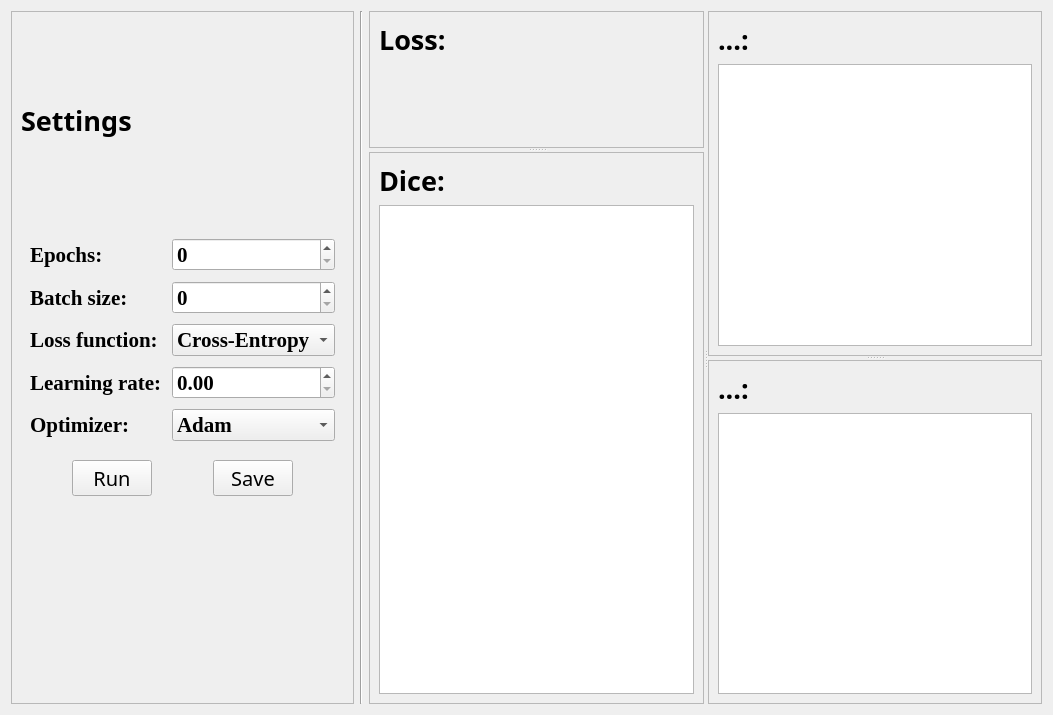
The window that projectFiles/UI/static/trainTab.ui (kaoxing/seg) describes before a commit, drawn with Qt 5.
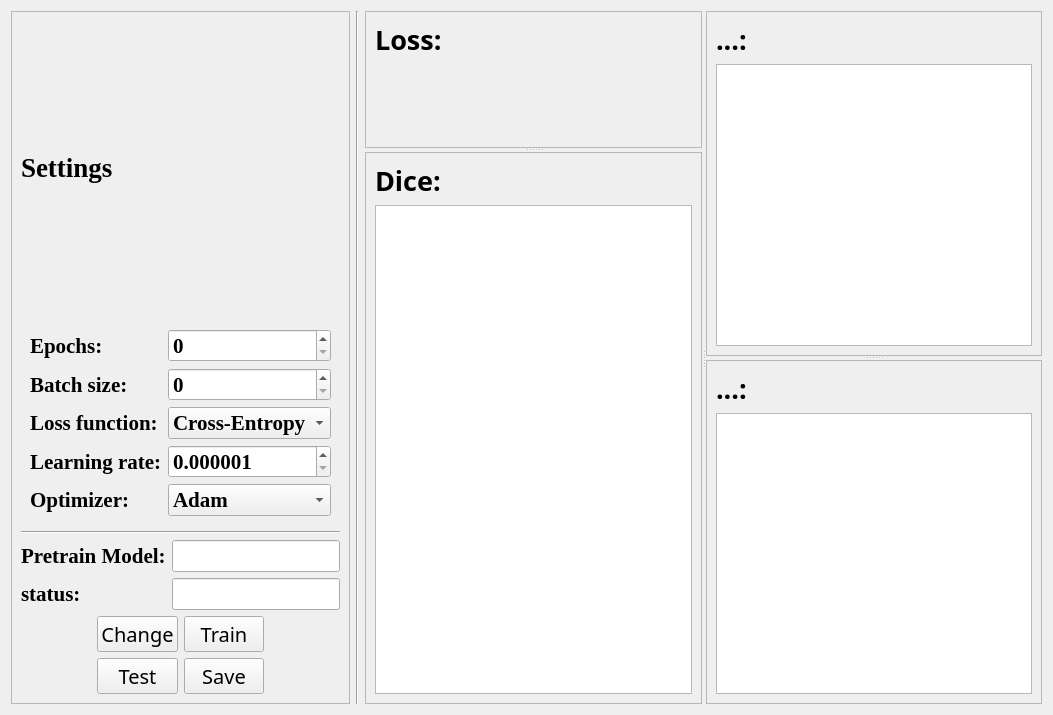
The same window after the commit. Custom widgets are drawn as their Qt base class.

What changed in the file:
```diff
--- a/projectFiles/UI/static/trainTab.ui
+++ b/projectFiles/UI/static/trainTab.ui
@@ -22,15 +22,12 @@
      <property name="frameShadow">
       <enum>QFrame::Raised</enum>
      </property>
-     <layout class="QVBoxLayout" name="verticalLayout_6" stretch="1,6,1,1">
-      <property name="spacing">
-       <number>10</number>
-      </property>
+     <layout class="QVBoxLayout" name="verticalLayout" stretch="1,5,0,2,2">
       <item>
        <widget class="QLabel" name="label_5">
         <property name="font">
          <font>
-          <family>宋体</family>
+          <family>Times New Roman</family>
           <pointsize>20</pointsize>
           <weight>75</weight>
           <italic>false</italic>
@@ -43,7 +40,7 @@
        </widget>
       </item>
       <item>
-       <layout class="QGridLayout" name="gridLayout_4" rowstretch="1,1,1,1,1" columnstretch="7,8">
+       <layout class="QGridLayout" name="gridLayout_4" rowstretch="1,0,0,0,0" columnstretch="7,0">
         <property name="leftMargin">
          <number>9</number>
         </property>
@@ -56,6 +53,140 @@
         <property name="bottomMargin">
          <number>9</number>
         </property>
+        <item row="0" column="1">
+         <widget class="QSpinBox" name="spinBox_epochs">
+          <property name="font">
+           <font>
+            <family>Times New Roman</family>
+            <pointsize>16</pointsize>
+            <weight>75</weight>
+            <italic>false</italic>
+            <bold>true</bold>
+           </font>
+          </property>
+          <property name="minimum">
+           <number>0</number>
+          </property>
+          <property name="maximum">
+           <number>999999</number>
+          </property>
+          <property name="value">
+           <number>0</number>
+          </property>
+         </widget>
+        </item>
+        <item row="4" column="1">
+         <widget class="QComboBox" name="comboBox_optimizer">
+          <property name="font">
+           <font>
+            <family>Times New Roman</family>
+            <pointsize>16</pointsize>
+            <weight>75</weight>
+            <italic>false</italic>
+            <bold>true</bold>
+           </font>
+          </property>
+          <item>
+           <property name="text">
+            <string>Adam</string>
+           </property>
+          </item>
+         </widget>
+        </item>
+        <item row="1" column="1">
+         <widget class="QSpinBox" name="spinBox_batch_size">
+          <property name="font">
+           <font>
+            <family>Times New Roman</family>
+            <pointsize>16</pointsize>
+            <weight>75</weight>
+            <italic>false</italic>
+            <bold>true</bold>
+           </font>
+          </property>
+          <property name="maximum">
+           <number>999999</number>
+          </property>
+         </widget>
+        </item>
+        <item row="2" column="1">
+         <widget class="QComboBox" name="comboBox_loss_function">
+          <property name="font">
+           <font>
+            <family>Times New Roman</family>
+            <pointsize>16</pointsize>
+            <weight>75</weight>
+            <italic>false</italic>
+            <bold>true</bold>
+           </font>
+          </property>
+          <item>
+           <property name="text">
+            <string>Cross-Entropy</string>
+           </property>
+          </item>
+         </widget>
+        </item>
+        <item row="4" column="0">
+         <widget class="QLabel" name="label_15">
+          <property name="font">
+           <font>
+            <family>Times New Roman</family>
+            <pointsize>16</pointsize>
+            <weight>75</weight>
+            <italic>false</italic>
+            <bold>true</bold>
+           </font>
+          </property>
+          <property name="text">
+           <string>Optimizer:</string>
+          </property>
+         </widget>
+        </item>
+        <item row="3" column="0">
+         <widget class="QLabel" name="label_14">
+          <property name="font">
+           <font>
+            <family>Times New Roman</family>
+            <pointsize>16</pointsize>
+            <weight>75</weight>
+            <italic>false</italic>
+            <bold>true</bold>
+           </font>
+          </property>
+          <property name="text">
+           <string>Learning rate:</string>
+          </property>
+         </widget>
+        </item>
+        <item row="3" column="1">
+         <widget class="QDoubleSpinBox" name="doubleSpinBox_lr">
+          <property name="font">
+           <font>
+            <family>Times New Roman</family>
+            <pointsize>16</pointsize>
+            <weight>75</weight>
+            <italic>false</italic>
+            <bold>true</bold>
+           </font>
+          </property>
+          <property name="prefix">
+           <string/>
+          </property>
+          <property name="suffix">
+           <string/>
+          </property>
+          <property name="decimals">
+           <number>6</number>
+          </property>
+          <property name="minimum">
+           <double>0.000001000000000</double>
+          </property>
+          <property name="singleStep">
+           <double>0.000001000000000</double>
+          </property>
+         </widget>
+        </item>
         <item row="0" column="0">
          <widget class="QLabel" name="label_6">
           <property name="font">
@@ -72,19 +203,6 @@
           </property>
          </widget>
         </item>
-        <item row="0" column="1">
-         <widget class="QSpinBox" name="spinBox">
-          <property name="font">
-           <font>
-            <family>Times New Roman</family>
-            <pointsize>16</pointsize>
-            <weight>75</weight>
-            <italic>false</italic>
-            <bold>true</bold>
-           </font>
-          </property>
-         </widget>
-        </item>
         <item row="1" column="0">
          <widget class="QLabel" name="label_7">
           <property name="font">
@@ -101,19 +219,6 @@
           </property>
          </widget>
         </item>
-        <item row="1" column="1">
-         <widget class="QSpinBox" name="spinBox_2">
-          <property name="font">
-           <font>
-            <family>Times New Roman</family>
-            <pointsize>16</pointsize>
-            <weight>75</weight>
-            <italic>false</italic>
-            <bold>true</bold>
-           </font>
-          </property>
-         </widget>
-        </item>
         <item row="2" column="0">
          <widget class="QLabel" name="label_8">
           <property name="font">
@@ -130,26 +235,19 @@
           </property>
          </widget>
         </item>
-        <item row="2" column="1">
-         <widget class="QComboBox" name="comboBox_2">
-          <property name="font">
-           <font>
-            <family>Times New Roman</family>
-            <pointsize>16</pointsize>
-            <weight>75</weight>
-            <italic>false</italic>
-            <bold>true</bold>
-           </font>
-          </property>
+       </layout>
+      </item>
           <item>
-           <property name="text">
-            <string>Cross-Entropy</string>
-           </property>
-          </item>
-         </widget>
-        </item>
-        <item row="3" column="0">
-         <widget class="QLabel" name="label_14">
+       <widget class="Line" name="line">
+        <property name="orientation">
+         <enum>Qt::Horizontal</enum>
+        </property>
+       </widget>
+      </item>
+      <item>
+       <layout class="QGridLayout" name="gridLayout">
+        <item row="0" column="0">
+         <widget class="QLabel" name="label_20">
           <property name="font">
            <font>
             <family>Times New Roman</family>
@@ -160,25 +258,22 @@
            </font>
           </property>
           <property name="text">
-           <string>Learning rate:</string>
+           <string>Pretrain Model:</string>
           </property>
          </widget>
         </item>
-        <item row="3" column="1">
-         <widget class="QDoubleSpinBox" name="doubleSpinBox">
+        <item row="0" column="1">
+         <widget class="QLineEdit" name="lineEdit_pretrain_model">
           <property name="font">
            <font>
             <family>Times New Roman</family>
             <pointsize>16</pointsize>
-            <weight>75</weight>
-            <italic>false</italic>
-            <bold>true</bold>
            </font>
           </property>
          </widget>
         </item>
-        <item row="4" column="0">
-         <widget class="QLabel" name="label_15">
+        <item row="1" column="0">
+         <widget class="QLabel" name="label_21">
           <property name="font">
            <font>
             <family>Times New Roman</family>
@@ -189,32 +284,27 @@
            </font>
           </property>
           <property name="text">
-           <string>Optimizer:</string>
+           <string>status:</string>
           </property>
          </widget>
         </item>
-        <item row="4" column="1">
-         <widget class="QComboBox" name="comboBox_3">
+        <item row="1" column="1">
+         <widget class="QLineEdit" name="lineEdit_status">
           <property name="font">
            <font>
             <family>Times New Roman</family>
             <pointsize>16</pointsize>
-            <weight>75</weight>
-            <italic>false</italic>
-            <bold>true</bold>
            </font>
           </property>
-          <item>
            <property name="text">
-            <string>Adam</string>
-           </property>
-          </item>
+           <string/>
+          </property>
          </widget>
         </item>
        </layout>
       </item>
       <item>
-       <layout class="QHBoxLayout" name="horizontalLayout_8" stretch="0,0,0,0,0">
+       <layout class="QHBoxLayout" name="horizontalLayout_2">
         <item>
          <spacer name="horizontalSpacer_15">
           <property name="orientation">
@@ -229,7 +319,9 @@
          </spacer>
         </item>
         <item>
-         <widget class="QPushButton" name="pushButton_run">
+         <layout class="QGridLayout" name="gridLayout_2">
+          <item row="0" column="0">
+           <widget class="QPushButton" name="pushButton_change">
           <property name="enabled">
            <bool>true</bool>
           </property>
@@ -243,24 +335,49 @@
            </font>
           </property>
           <property name="text">
-           <string>Run</string>
+             <string>Change</string>
           </property>
          </widget>
         </item>
-        <item>
-         <spacer name="horizontalSpacer_16">
-          <property name="orientation">
-           <enum>Qt::Horizontal</enum>
-          </property>
-          <property name="sizeHint" stdset="0">
-           <size>
-            <width>40</width>
-            <height>20</height>
-           </size>
-          </property>
-         </spacer>
-        </item>
-        <item>
+          <item row="0" column="1">
+           <widget class="QPushButton" name="pushButton_train">
+            <property name="enabled">
+             <bool>true</bool>
+            </property>
+            <property name="font">
+             <font>
+              <family>宋体</family>
+              <pointsize>15</pointsize>
+              <weight>50</weight>
+              <italic>false</italic>
+              <bold>false</bold>
+             </font>
+            </property>
+            <property name="text">
+             <string>Train</string>
+            </property>
+           </widget>
+          </item>
+          <item row="1" column="0">
+           <widget class="QPushButton" name="pushButton_test">
+            <property name="enabled">
+             <bool>true</bool>
+            </property>
+            <property name="font">
+             <font>
+              <family>宋体</family>
+              <pointsize>15</pointsize>
+              <weight>50</weight>
+              <italic>false</italic>
+              <bold>false</bold>
+             </font>
+            </property>
+            <property name="text">
+             <string>Test</string>
+            </property>
+           </widget>
+          </item>
+          <item row="1" column="1">
          <widget class="QPushButton" name="pushButton_save">
           <property name="font">
            <font>
@@ -276,6 +393,8 @@
           </property>
          </widget>
         </item>
+         </layout>
+        </item>
         <item>
          <spacer name="horizontalSpacer_21">
           <property name="orientation">
@@ -291,19 +410,6 @@
         </item>
        </layout>
       </item>
-      <item>
-       <spacer name="verticalSpacer_2">
-        <property name="orientation">
-         <enum>Qt::Vertical</enum>
-        </property>
-        <property name="sizeHint" stdset="0">
-         <size>
-          <width>20</width>
-          <height>40</height>
-         </size>
-        </property>
-       </spacer>
-      </item>
      </layout>
     </widget>
    </item>
```
Left out of the diff: 4 changed lines with no effect on the pictures. Lines whose indentation alone changed are shown as unchanged.
